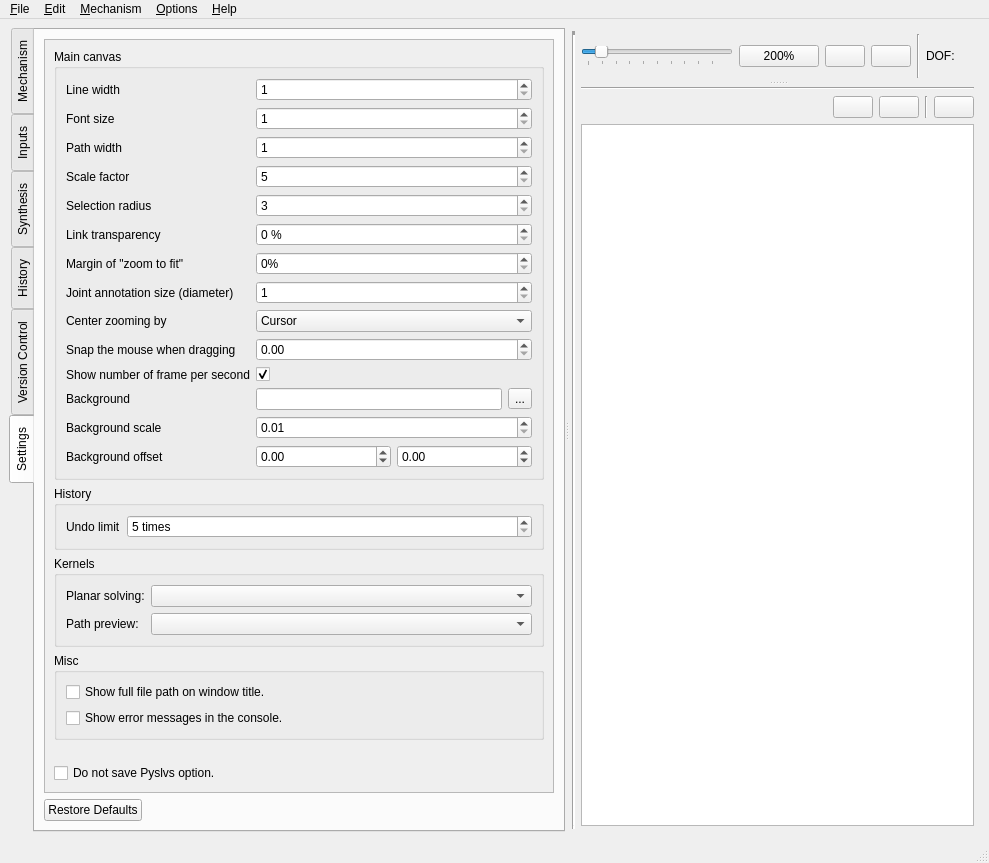
First picture: the form in core/main.ui, repository KmolYuan/Pyslvs-UI, before the edit.
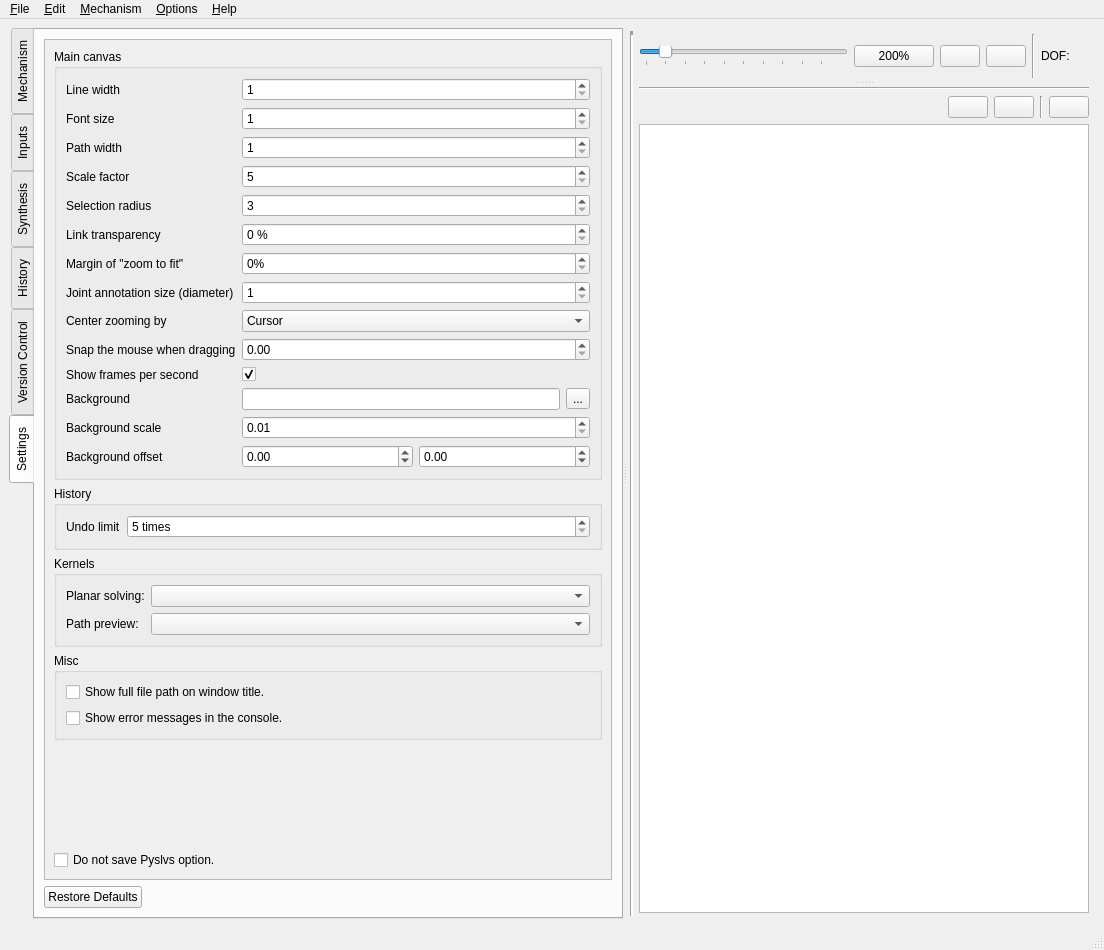
Second picture: the form after the edit. The open tabs and pages were chosen to show the change. Icons and pictures are not drawn.

Commit message: UI adjustment of FPS display.

```diff
--- a/core/main.ui
+++ b/core/main.ui
@@ -6,8 +6,8 @@
    <rect>
     <x>0</x>
     <y>0</y>
-    <width>989</width>
-    <height>863</height>
+    <width>1104</width>
+    <height>950</height>
    </rect>
   </property>
   <property name="mouseTracking">
@@ -542,8 +542,8 @@
                  <rect>
                   <x>0</x>
                   <y>0</y>
-                  <width>466</width>
-                  <height>747</height>
+                  <width>561</width>
+                  <height>1033</height>
                  </rect>
                 </property>
                 <layout class="QVBoxLayout" name="verticalLayout_3">
@@ -749,7 +749,7 @@
                     <item row="11" column="0">
                      <widget class="QLabel" name="show_fps_label">
                       <property name="text">
-                       <string>Show number of frame per second</string>
+                       <string>Show frames per second</string>
                       </property>
                      </widget>
                     </item>
@@ -1306,8 +1306,8 @@
     <rect>
      <x>0</x>
      <y>0</y>
-     <width>989</width>
-     <height>21</height>
+     <width>1104</width>
+     <height>31</height>
     </rect>
    </property>
    <widget class="QMenu" name="menuFile">
```
The commit also changes 3 other files.
